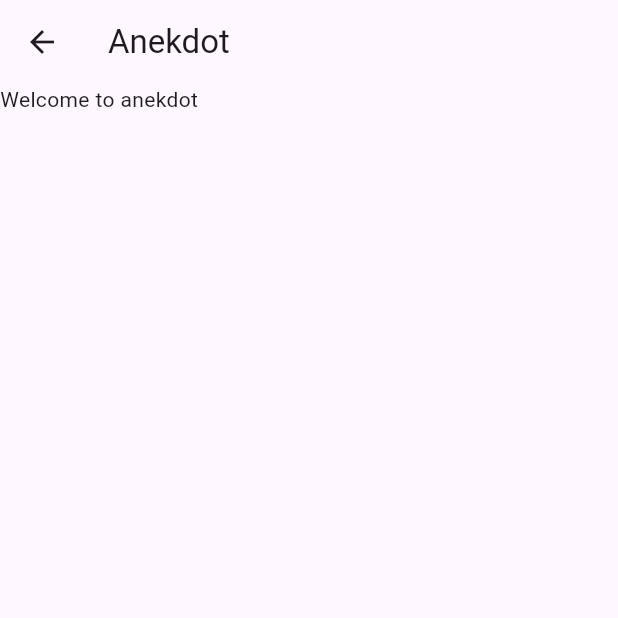
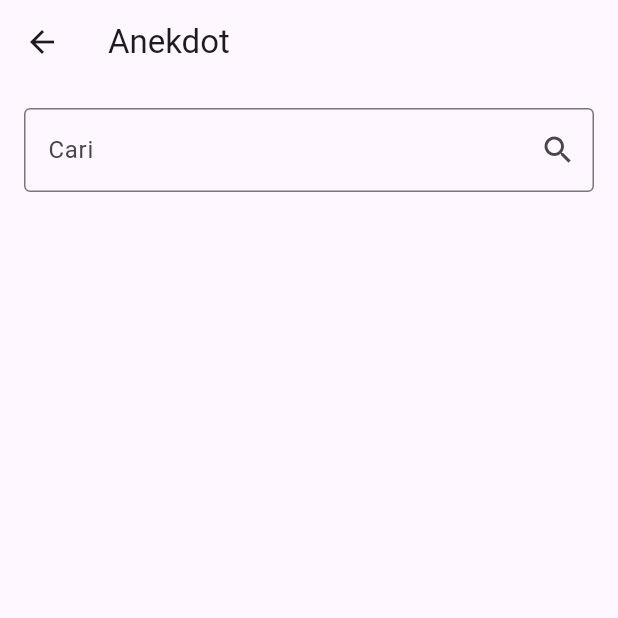
Before and after one commit to PinKevin/asesmen_paud, a Flutter app: the AnecdotalsPage screen opened by its route, on a phone screen of 412 x 824 dp, the top half of it. Run offline on Flutter 3.47's test engine with Material 3 defaults, Android fonts, the phone set to English and light mode, and no system bars; our stand-ins replace flutter_dotenv, shared_preferences; accounts and stored records are empty; network calls fail.

Commit message:
feat: create search field, to be implemented later

```diff
--- a/lib/pages/anecdotals_page.dart
+++ b/lib/pages/anecdotals_page.dart
@@ -1,7 +1,15 @@
+import 'package:asesmen_paud/widget/search_field.dart';
 import 'package:flutter/material.dart';
 
-class AnecdotalsPage extends StatelessWidget {
+class AnecdotalsPage extends StatefulWidget {
   const AnecdotalsPage({super.key});
+
+  @override
+  AnecdotalsPageState createState() => AnecdotalsPageState();
+}
+
+class AnecdotalsPageState extends State<AnecdotalsPage> {
+  final TextEditingController _searchController = TextEditingController();
 
   @override
   Widget build(BuildContext context) {
@@ -9,7 +17,18 @@ class AnecdotalsPage extends StatelessWidget {
       appBar: AppBar(
         title: const Text('Anekdot'),
       ),
-      body: const Text('Welcome to anekdot'),
+      body: Padding(
+        padding: const EdgeInsets.all(16),
+        child: Column(
+          children: [SearchField(controller: _searchController)],
+        ),
+      ),
     );
   }
+
+  @override
+  void dispose() {
+    _searchController.dispose();
+    super.dispose();
+  }
 }
--- /dev/null
+++ b/lib/widget/search_field.dart
@@ -0,0 +1,50 @@
+import 'package:flutter/material.dart';
+
+class SearchField extends StatefulWidget {
+  final TextEditingController controller;
+
+  const SearchField({super.key, required this.controller});
+
+  @override
+  SearchFieldState createState() => SearchFieldState();
+}
+
+class SearchFieldState extends State<SearchField> {
+  bool _hasText = false;
+
+  @override
+  void initState() {
+    super.initState();
+    widget.controller.addListener(() {
+      setState(() {
+        _hasText = widget.controller.text.isNotEmpty;
+      });
+    });
+  }
+
+  void _clearSearch() {
+    widget.controller.clear();
+    setState(() {
+      _hasText = false;
+    });
+  }
+
+  @override
+  Widget build(BuildContext context) {
+    return TextField(
+      controller: widget.controller,
+      decoration: InputDecoration(
+          labelText: 'Cari',
+          border: const OutlineInputBorder(),
+          suffixIcon: IconButton(
+              onPressed: _hasText ? _clearSearch : null,
+              icon: Icon(_hasText ? Icons.clear : Icons.search))),
+    );
+  }
+
+  @override
+  void dispose() {
+    widget.controller.dispose();
+    super.dispose();
+  }
+}
```
